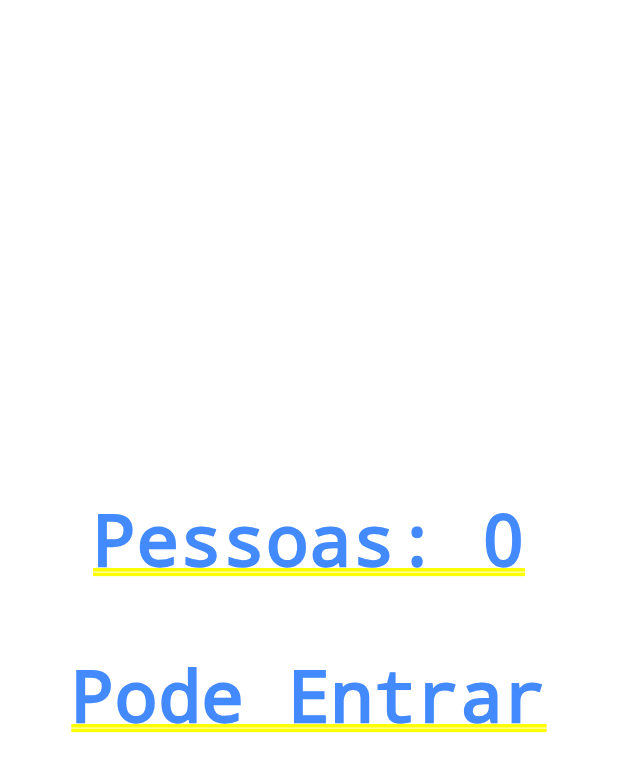
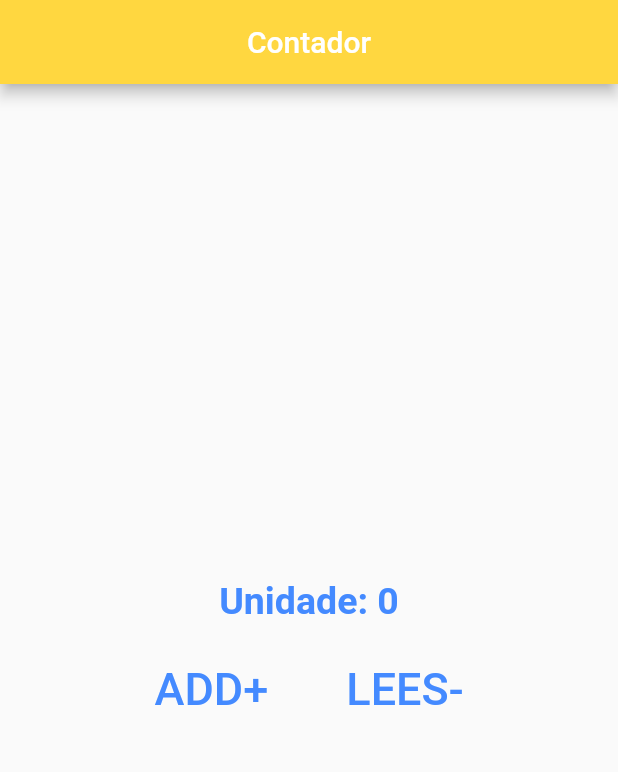
Before and after one commit to luestevam/contador, a Flutter app: the screen it shows after launch, on a phone screen of 412 x 824 dp. Shown: the top 772 px of the screen. Run offline on Flutter 3.47's test engine with Material 2 defaults, Android fonts, the phone set to English and light mode, and no system bars.

Commit message:
Insert units, sum and less

```diff
--- a/lib/main.dart
+++ b/lib/main.dart
@@ -3,27 +3,82 @@ import 'package:flutter/material.dart';
 void main() {
   runApp(MaterialApp(
       title: "Contador",
-      home: Column(
-        mainAxisAlignment:
-            MainAxisAlignment.center, //para alinhar com eixo central
-        //usei column para colocar os widget em pilha
+      //exemplos do widget no flutter https://flutter.dev/docs/development/ui/widgets/layout
+      home: Home()));
+}
+
+class Home extends StatefulWidget {
+  @override
+  _HomeState createState() => _HomeState();
+}
+
+class _HomeState extends State<Home> {
+//Minhas váriaveis
+  int _unit = 0;
+  void _changeUnit(int delta) {
+    setState(() {
+      _unit += delta;
+    });
+  }
+
+  @override
+  Widget build(BuildContext context) {
+    return Scaffold(
+      appBar: AppBar(
+        title: Text("Contador"),
+        backgroundColor: Colors.amberAccent,
+        centerTitle: true,
+      ),
+      body: Column(
+        mainAxisAlignment: MainAxisAlignment.center,
+        children: <Widget>[
+          Column(
             children: <Widget>[
               Text(
-            "Pessoas: 0",
+                "Unidade: $_unit",
                 style: TextStyle(
-                color: Colors.blueAccent, fontWeight: FontWeight.bold),
+                    fontSize: 25,
+                    color: Colors.blueAccent,
+                    fontWeight: FontWeight.bold),
               ),
-          FlatButton(
+              SizedBox(
+                height: 10.0,
+              ),
+              Row(
+                mainAxisAlignment: MainAxisAlignment.center,
+                children: <Widget>[
+                  Padding(
+                    padding: EdgeInsets.all(10.0),
+                    child: FlatButton(
                       child: Text(
-              "+1",
-              style: TextStyle(fontSize: 40.0, color: Colors.white),
+                        "ADD+",
+                        style:
+                            TextStyle(fontSize: 30.0, color: Colors.blueAccent),
+                      ),
+                      onPressed: () {
+                        _changeUnit(1);
+                      },
                     ),
                   ),
-          Text(
-            "Pode Entrar",
-            style: TextStyle(
-                color: Colors.blueAccent, fontWeight: FontWeight.bold),
+                  Padding(
+                    padding: EdgeInsets.all(10.0),
+                    child: FlatButton(
+                      child: Text(
+                        "LEES-",
+                        style:
+                            TextStyle(fontSize: 30.0, color: Colors.blueAccent),
+                      ),
+                      onPressed: () {
+                        _changeUnit(-1);
+                      },
+                    ),
+                  ),
+                ],
+              ),
+            ],
           )
         ],
-      )));
+      ),
+    );
   }
+}
```
Lines whose indentation alone changed are shown as unchanged.
